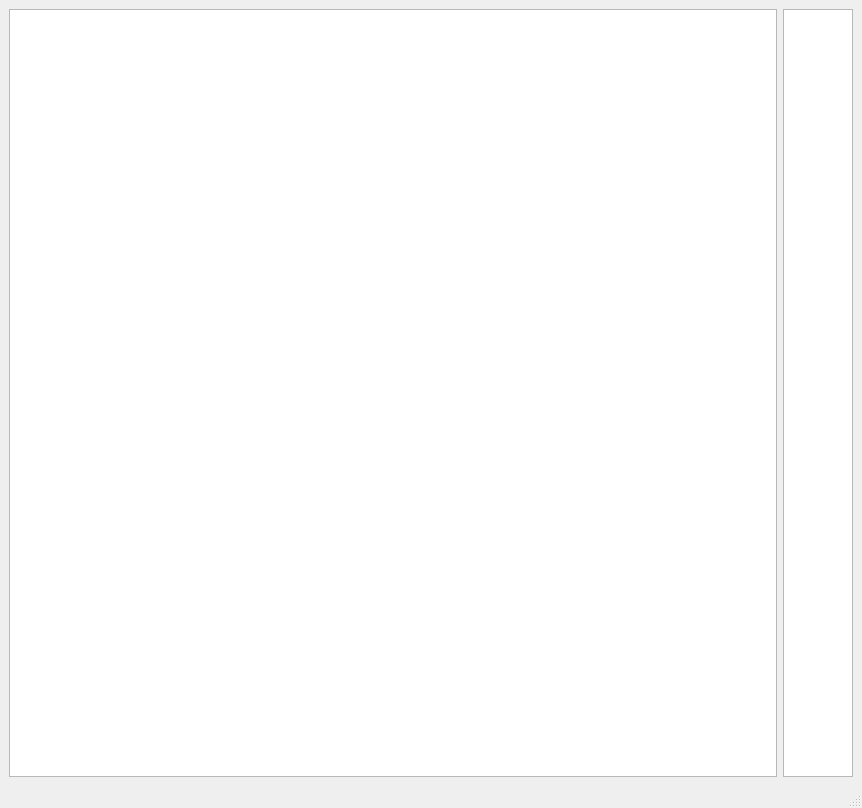
First picture: the form in 4th_year_project/mainwindow.ui, repository Harmonised7/ai_identifier, before the edit.
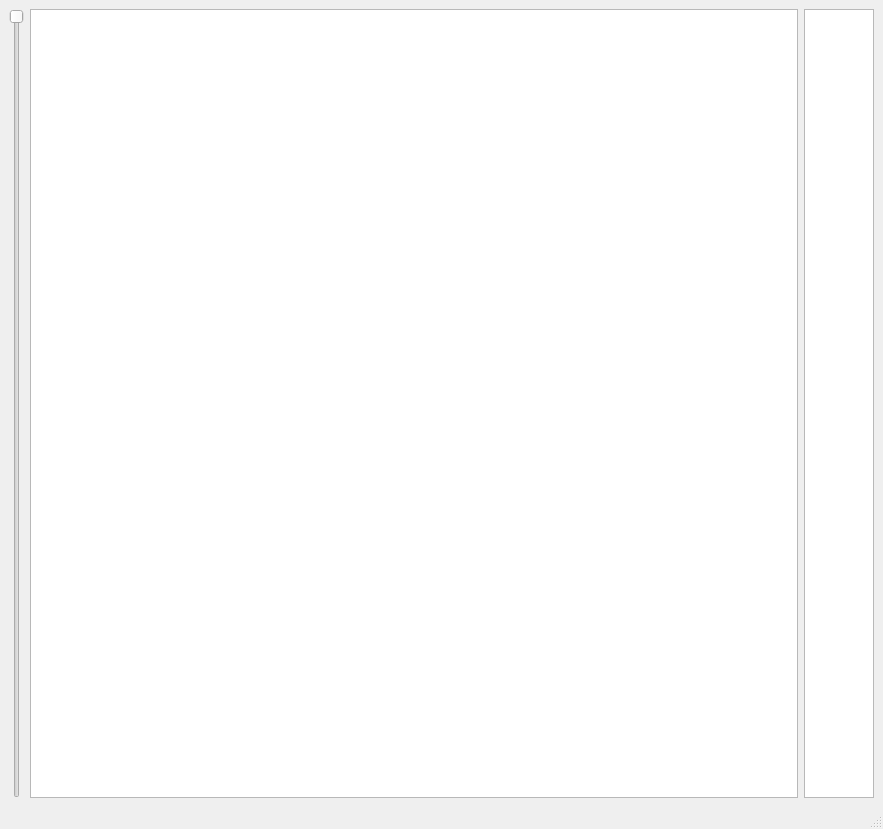
Second picture: the form after the edit.

Commit message: Crop zoom

```diff
--- a/4th_year_project/mainwindow.ui
+++ b/4th_year_project/mainwindow.ui
@@ -6,8 +6,8 @@
    <rect>
     <x>0</x>
     <y>0</y>
-    <width>800</width>
-    <height>600</height>
+    <width>864</width>
+    <height>829</height>
    </rect>
   </property>
   <property name="windowTitle">
@@ -15,6 +15,31 @@
   </property>
   <widget class="QWidget" name="centralwidget">
    <layout class="QHBoxLayout" name="horizontalLayout_2">
+    <item>
+     <widget class="QSlider" name="zoomSlider">
+      <property name="maximum">
+       <number>8192</number>
+      </property>
+      <property name="pageStep">
+       <number>1</number>
+      </property>
+      <property name="value">
+       <number>0</number>
+      </property>
+      <property name="sliderPosition">
+       <number>0</number>
+      </property>
+      <property name="tracking">
+       <bool>true</bool>
+      </property>
+      <property name="orientation">
+       <enum>Qt::Vertical</enum>
+      </property>
+      <property name="invertedAppearance">
+       <bool>true</bool>
+      </property>
+     </widget>
+    </item>
     <item>
      <layout class="QHBoxLayout" name="horizontalLayout">
       <item>
```
Left out of the diff: 2 changed lines with no effect on the pictures. The commit also changes 3 other files.
